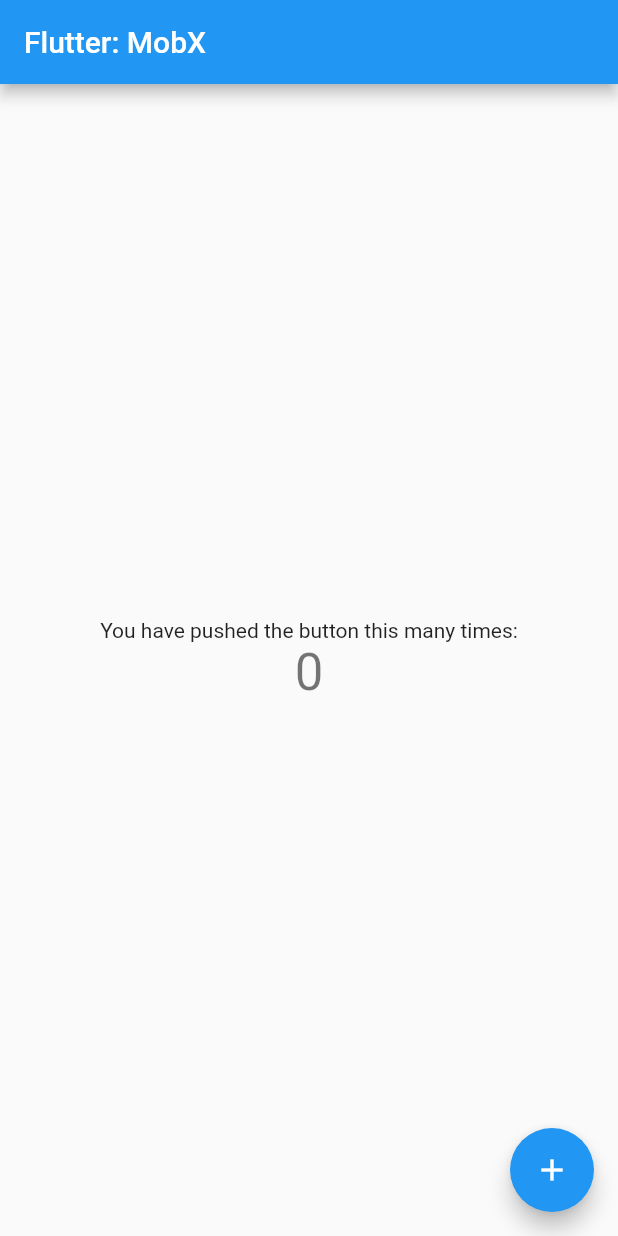
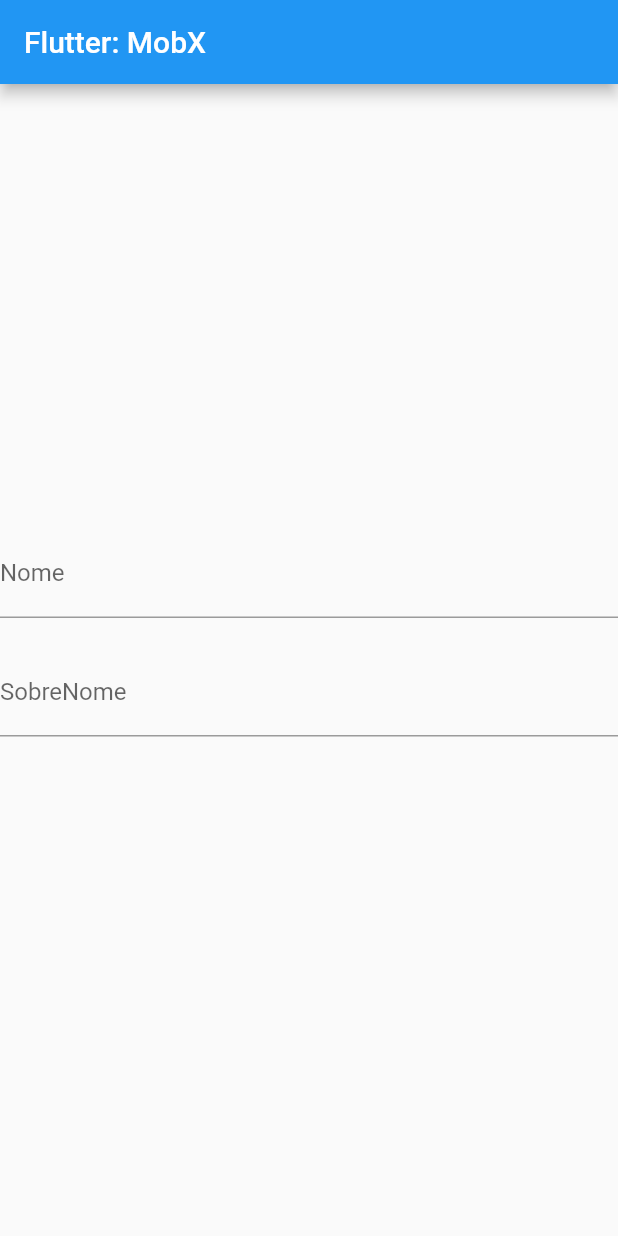
Before and after one commit to henrikemx/mobx_flutter, a Flutter app: the screen it shows after launch, on a phone screen of 412 x 824 dp. Run offline on Flutter 3.47's test engine with Material 2 defaults, Android fonts, the phone set to English and light mode, and no system bars; our stand-ins replace flutter_mobx, mobx; generated files the repository leaves out were written again.

Commit message:
Projeto da aula 03 atualizado em 23/03/2020 às 12:23 hs

```diff
--- a/lib/controller.dart
+++ b/lib/controller.dart
@@ -4,11 +4,21 @@ part 'controller.g.dart';
 class Controller = ControllerBase with _$Controller;
 
 abstract class ControllerBase with Store{ // Store sinaliza ao codegen
-  @observable
-  int counter = 0;
 
-  @action
-  increment(){
-    counter++;
-  }
+@observable
+String nome = '';
+
+@observable
+String sobrenome = '';
+
+@action
+mudarNome(String newName){
+  nome = newName;
 }
+
+@action
+mudarSobreNome(String newName){
+  sobrenome = newName;
+}
+
+}
--- a/lib/homepage.dart
+++ b/lib/homepage.dart
@@ -15,26 +15,22 @@ class HomePage extends StatelessWidget {
         child: Column(
           mainAxisAlignment: MainAxisAlignment.center,
           children: <Widget>[
-            Text(
-              'You have pushed the button this many times:',
+            TextField(
+              decoration: InputDecoration(labelText: 'Nome'),
+              onChanged: controller.mudarNome,
             ),
-            // escopo de uma reação: vem dentro do pacote mobx
+            SizedBox(height: 20),
+            TextField(
+              decoration: InputDecoration(labelText: 'SobreNome'),
+              onChanged: controller.mudarSobreNome,
+            ),
+            SizedBox(height: 20),
             Observer(builder: (_) {
-              return Text(
-                '${controller.counter}',
-                style: Theme.of(context).textTheme.display1,
-              );
+              return Text('${controller.nome} ${controller.sobrenome}');
             }),
           ],
         ),
       ),
-      floatingActionButton: FloatingActionButton(
-        onPressed: () {
-          controller.increment();
-        },
-        tooltip: 'Increment',
-        child: Icon(Icons.add),
-      ),
     );
   }
 }
--- a/lib/main.dart
+++ b/lib/main.dart
@@ -6,7 +6,7 @@ void main() => runApp(MyApp());
 class MyApp extends StatelessWidget {
   @override
   Widget build(BuildContext context) {
-    return MaterialApp(
+    return MaterialApp(debugShowCheckedModeBanner: false,
       title: 'Flutter: MobX',
       theme: ThemeData(
         primarySwatch: Colors.blue,
```
Also changed, not shown: lib/controller.g.dart.
